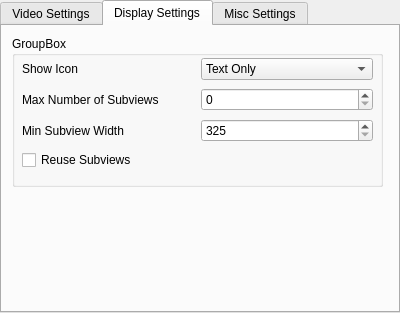
This is files/ui/settingstab.ui in OpenMW/openmw as Qt 5 draws it before an edit. The edited form follows.
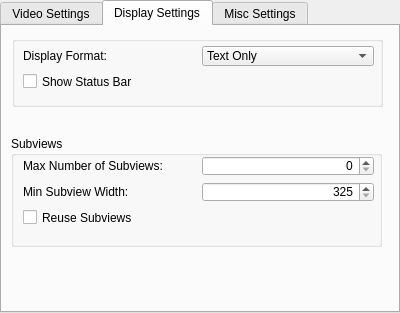
This is the edited form. The open tabs and pages were chosen to show the change. Custom widgets are drawn as their Qt base class.

The edit to the form file:
```diff
--- a/files/ui/settingstab.ui
+++ b/files/ui/settingstab.ui
@@ -31,50 +31,27 @@
     </property>
     <layout class="QGridLayout" name="gridLayout_Screen">
      <item row="1" column="3">
-      <widget class="QSpinBox" name="spinBox_y"/>
+      <widget class="ClickSpinBox" name="spinBox_y">
+       <property name="alignment">
+        <set>Qt::AlignRight|Qt::AlignTrailing|Qt::AlignVCenter</set>
+       </property>
+      </widget>
      </item>
      <item row="1" column="2">
-      <widget class="QSpinBox" name="spinBox_x">
+      <widget class="ClickSpinBox" name="spinBox_x">
        <property name="maximumSize">
         <size>
          <width>186</width>
          <height>16777215</height>
         </size>
        </property>
-      </widget>
-     </item>
-     <item row="0" column="1">
-      <widget class="QRadioButton" name="radioButton_standard_res">
-       <property name="text">
-        <string>Standard:</string>
-       </property>
-       <property name="checked">
-        <bool>true</bool>
-       </property>
-       <attribute name="buttonGroup">
-        <string notr="true">buttonGroup</string>
-       </attribute>
-      </widget>
-     </item>
-     <item row="1" column="1">
-      <widget class="QRadioButton" name="radioButton_custom_res">
-       <property name="text">
-        <string>Custom;</string>
-       </property>
-       <attribute name="buttonGroup">
-        <string notr="true">buttonGroup</string>
-       </attribute>
-      </widget>
-     </item>
-     <item row="0" column="0">
-      <widget class="QLabel" name="label_Resolution">
-       <property name="text">
-        <string>Window Size</string>
+       <property name="alignment">
+        <set>Qt::AlignRight|Qt::AlignTrailing|Qt::AlignVCenter</set>
        </property>
       </widget>
      </item>
      <item row="0" column="2" colspan="2">
-      <widget class="QComboBox" name="comboBox_std_window_size">
+      <widget class="ClickComboBox" name="comboBox_std_window_size">
        <property name="minimumSize">
         <size>
          <width>180</width>
@@ -83,6 +60,36 @@
        </property>
       </widget>
      </item>
+     <item row="1" column="0">
+      <widget class="QRadioButton" name="radioButton_custom_res">
+       <property name="text">
+        <string>Custom:</string>
+       </property>
+       <attribute name="buttonGroup">
+        <string notr="true">buttonGroup</string>
+       </attribute>
+      </widget>
+     </item>
+     <item row="1" column="1">
+      <widget class="QLabel" name="label_Resolution">
+       <property name="text">
+        <string/>
+       </property>
+      </widget>
+     </item>
+     <item row="0" column="0">
+      <widget class="QRadioButton" name="radioButton_standard_res">
+       <property name="text">
+        <string>Standard:</string>
+       </property>
+       <property name="checked">
+        <bool>true</bool>
+       </property>
+       <attribute name="buttonGroup">
+        <string notr="true">buttonGroup</string>
+       </attribute>
+      </widget>
+     </item>
     </layout>
    </widget>
    <widget class="QGroupBox" name="renderGroup">
@@ -108,10 +115,10 @@
      </rect>
     </property>
     <property name="title">
-     <string>Display</string>
+     <string>Window Size</string>
     </property>
    </widget>
-   <widget class="QWidget" name="layoutWidget">
+   <widget class="QWidget" name="layoutWidget_Render">
     <property name="geometry">
      <rect>
       <x>20</x>
@@ -180,7 +187,7 @@
       <widget class="QComboBox" name="comboBox_shaderlanguage">
        <item>
         <property name="text">
-         <string>HLSL</string>
+         <string>GLSL</string>
         </property>
        </item>
        <item>
@@ -212,7 +219,7 @@
     </layout>
    </widget>
    <zorder>renderGroup</zorder>
-   <zorder>layoutWidget</zorder>
+   <zorder>layoutWidget_Render</zorder>
    <zorder>displayGroup</zorder>
    <zorder>layoutWidget_Screen</zorder>
   </widget>
@@ -220,34 +227,46 @@
    <attribute name="title">
     <string>Display Settings</string>
    </attribute>
-   <widget class="QWidget" name="layoutWidget2">
+   <widget class="QGroupBox" name="groupBox">
     <property name="geometry">
      <rect>
-      <x>20</x>
-      <y>30</y>
+      <x>10</x>
+      <y>10</y>
+      <width>371</width>
+      <height>71</height>
+     </rect>
+    </property>
+    <property name="title">
+     <string/>
+    </property>
+   </widget>
+   <widget class="QGroupBox" name="groupBox_2">
+    <property name="geometry">
+     <rect>
+      <x>9</x>
+      <y>110</y>
+      <width>371</width>
+      <height>111</height>
+     </rect>
+    </property>
+    <property name="title">
+     <string>Subviews</string>
+    </property>
+   </widget>
+   <widget class="QWidget" name="layoutWidget">
+    <property name="geometry">
+     <rect>
+      <x>21</x>
+      <y>20</y>
       <width>351</width>
-      <height>116</height>
+      <height>45</height>
      </rect>
     </property>
-    <layout class="QGridLayout" name="gridLayout_Subview">
-     <item row="1" column="0">
-      <widget class="QLabel" name="label_MaxSubviews">
+    <layout class="QGridLayout" name="gridLayout_2">
+     <item row="0" column="0">
+      <widget class="QLabel" name="label_ShowIcon">
        <property name="text">
-        <string>Max Number of Subviews</string>
-       </property>
-      </widget>
-     </item>
-     <item row="2" column="0">
-      <widget class="QLabel" name="label_MinSubviewWidth">
-       <property name="text">
-        <string>Min Subview Width</string>
-       </property>
-      </widget>
-     </item>
-     <item row="3" column="0">
-      <widget class="QCheckBox" name="checkBox_reuse_subview">
-       <property name="text">
-        <string>Reuse Subviews</string>
+        <string>Display Format:</string>
        </property>
       </widget>
      </item>
@@ -265,11 +284,51 @@
        </item>
       </widget>
      </item>
+     <item row="1" column="0">
+      <widget class="QCheckBox" name="checkBox">
+       <property name="text">
+        <string>Show Status Bar</string>
+       </property>
+      </widget>
+     </item>
+    </layout>
+   </widget>
+   <widget class="QWidget" name="layoutWidget2">
+    <property name="geometry">
+     <rect>
+      <x>21</x>
+      <y>130</y>
+      <width>351</width>
+      <height>71</height>
+     </rect>
+    </property>
+    <layout class="QGridLayout" name="gridLayout_3">
+     <item row="0" column="0">
+      <widget class="QLabel" name="label_MaxSubviews">
+       <property name="text">
+        <string>Max Number of Subviews:</string>
+       </property>
+      </widget>
+     </item>
+     <item row="0" column="1">
+      <widget class="QSpinBox" name="spinBox_max_subviews">
+       <property name="alignment">
+        <set>Qt::AlignRight|Qt::AlignTrailing|Qt::AlignVCenter</set>
+       </property>
+      </widget>
+     </item>
+     <item row="1" column="0">
+      <widget class="QLabel" name="label_MinSubviewWidth">
+       <property name="text">
+        <string>Min Subview Width:</string>
+       </property>
+      </widget>
+     </item>
      <item row="1" column="1">
-      <widget class="QSpinBox" name="spinBox_max_subviews"/>
-     </item>
-     <item row="2" column="1">
       <widget class="QSpinBox" name="spinBox_min_subview_width">
+       <property name="alignment">
+        <set>Qt::AlignRight|Qt::AlignTrailing|Qt::AlignVCenter</set>
+       </property>
        <property name="minimum">
         <number>325</number>
        </property>
@@ -281,29 +340,18 @@
        </property>
       </widget>
      </item>
-     <item row="0" column="0">
-      <widget class="QLabel" name="label_ShowIcon">
+     <item row="2" column="0">
+      <widget class="QCheckBox" name="checkBox_reuse_subview">
        <property name="text">
-        <string>Show Icon</string>
+        <string>Reuse Subviews</string>
        </property>
       </widget>
      </item>
     </layout>
    </widget>
-   <widget class="QGroupBox" name="groupBox">
-    <property name="geometry">
-     <rect>
-      <x>10</x>
-      <y>10</y>
-      <width>371</width>
-      <height>151</height>
-     </rect>
-    </property>
-    <property name="title">
-     <string>GroupBox</string>
-    </property>
-   </widget>
+   <zorder>groupBox_2</zorder>
    <zorder>groupBox</zorder>
+   <zorder>layoutWidget</zorder>
    <zorder>layoutWidget2</zorder>
   </widget>
   <widget class="QWidget" name="MiscSettings">
@@ -312,6 +360,18 @@
    </attribute>
   </widget>
  </widget>
+ <customwidgets>
+  <customwidget>
+   <class>ClickSpinBox</class>
+   <extends>QSpinBox</extends>
+   <header>clickspinbox.hpp</header>
+  </customwidget>
+  <customwidget>
+   <class>ClickComboBox</class>
+   <extends>QComboBox</extends>
+   <header>clickcombobox.hpp</header>
+  </customwidget>
+ </customwidgets>
  <resources/>
  <connections/>
  <buttongroups>
```
